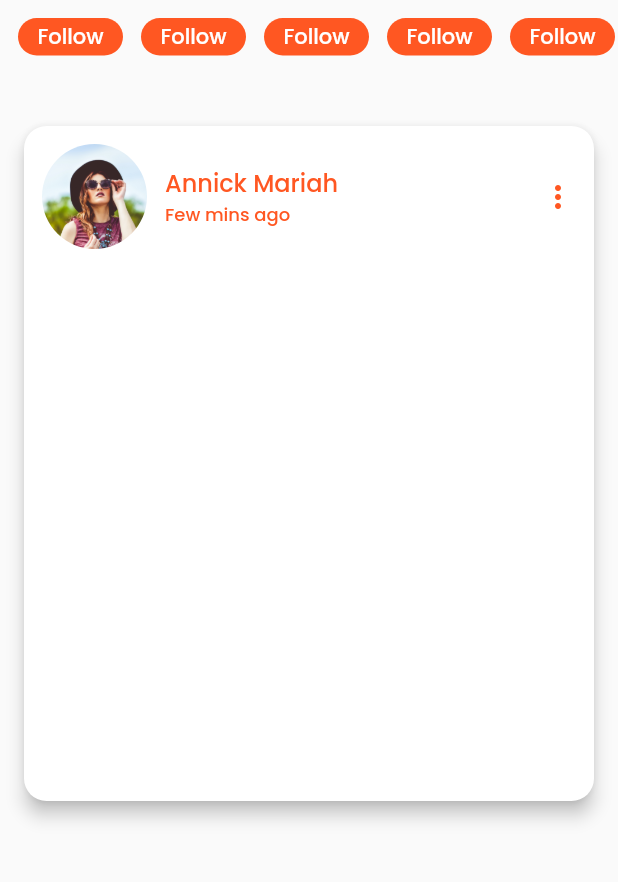
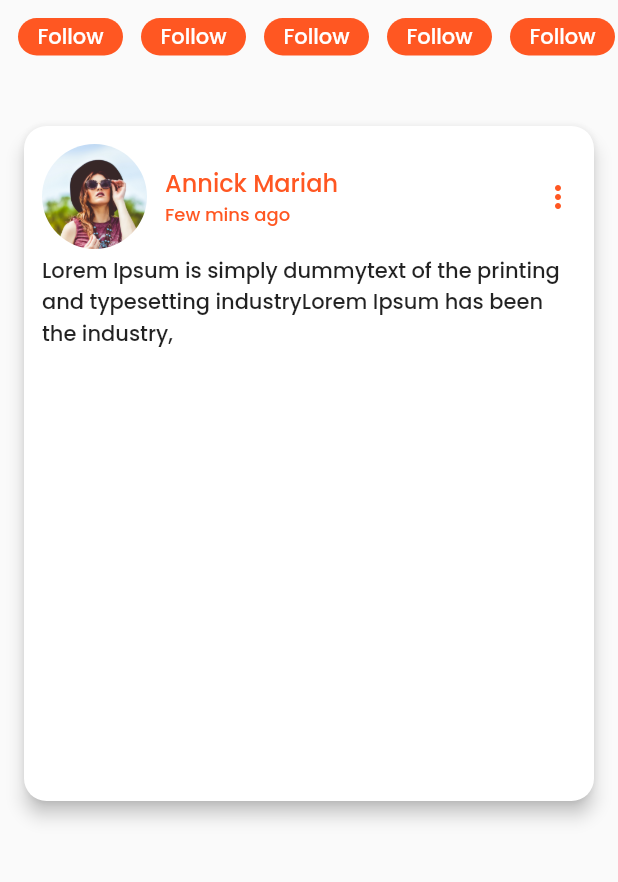
Before and after one commit to Lambertn33/fashion_design_app, a Flutter app: the screen it shows after launch, on a phone screen of 412 x 824 dp, the part 207-1089 px from its top. Run offline on Flutter 3.47's test engine with Material 2 defaults, Android fonts, the light colour scheme and no system bars.

Commit message:
feat: add card body text

```diff
--- /dev/null
+++ b/lib/components/cardbody.dart
@@ -0,0 +1,12 @@
+import 'package:flutter/material.dart';
+
+class CardBody extends StatelessWidget {
+  const CardBody({super.key});
+
+  @override
+  Widget build(BuildContext context) {
+    return const Text('Lorem Ipsum is simply dummy'
+     'text of the printing and typesetting industry'
+     'Lorem Ipsum has been the industry, ');
+  }
+}
--- a/lib/components/cardwidget.dart
+++ b/lib/components/cardwidget.dart
@@ -1,3 +1,4 @@
+import 'package:fashion_design_app/components/cardbody.dart';
 import 'package:fashion_design_app/components/cardheader.dart';
 import 'package:fashion_design_app/components/photoslider.dart';
 import 'package:fashion_design_app/helpers/constants.dart';
@@ -25,9 +26,13 @@ class CardWidget extends StatelessWidget {
               padding: const EdgeInsets.all(12.0),
               width: double.infinity,
               height: 450,
-              child: Column(children: [
-                const CardHeader()
-              ]),
+              child: Expanded(
+                child: Column(children: [
+                  const CardHeader(),
+                  const SizedBox(height: 4,),
+                  const CardBody()
+                ]),
+              ),
             ),
           ),
         ),
```
